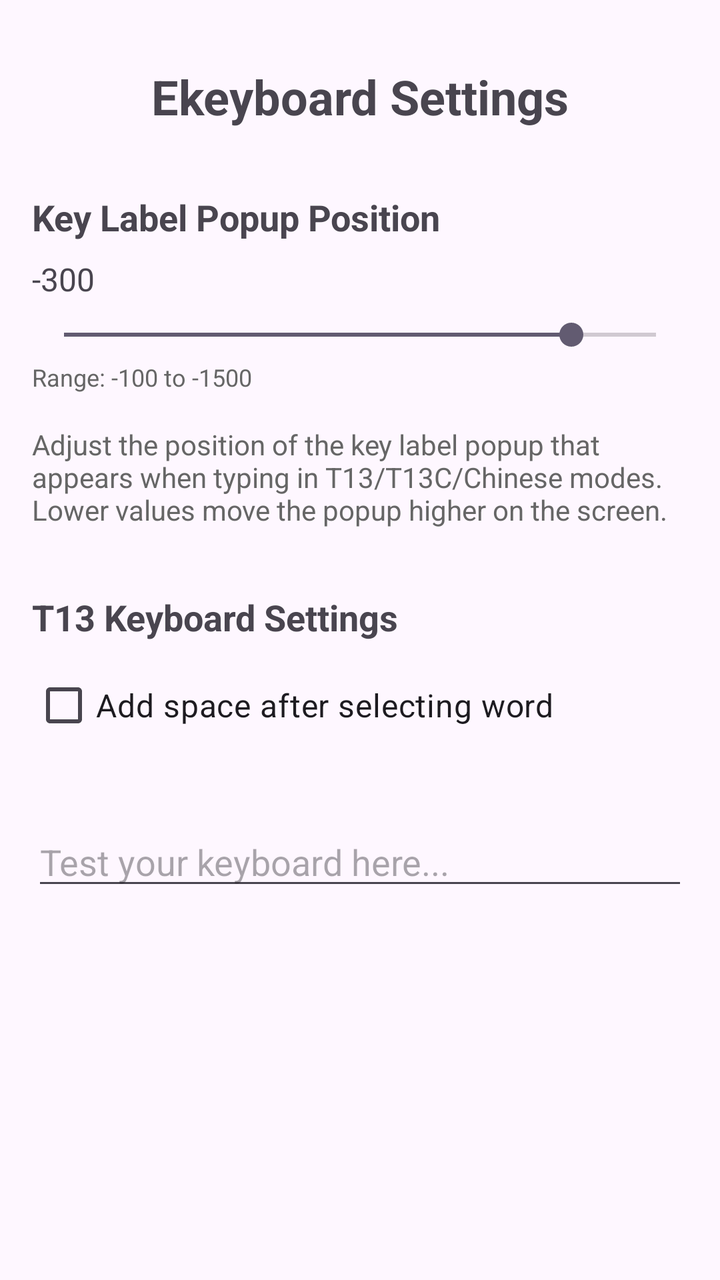
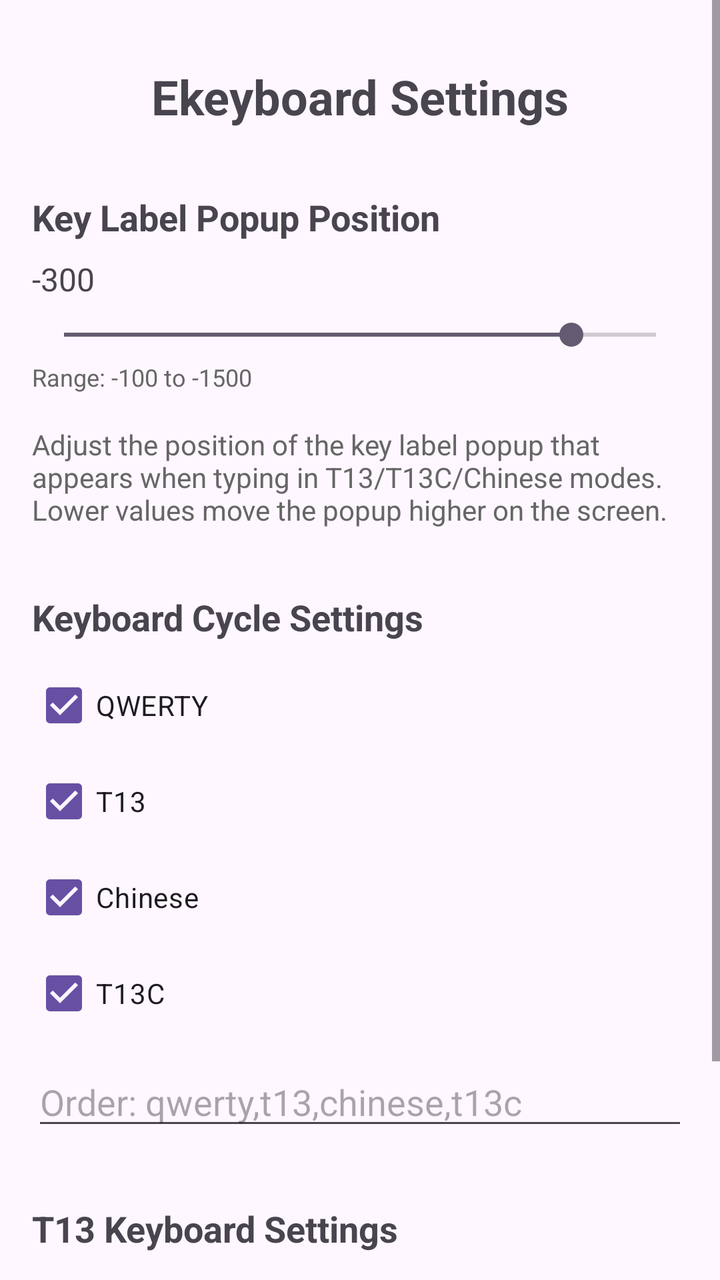

Two renders of the same Android screen: before a commit and after it. Below are the layout's source before the change and the commit's diff.
<!-- AndroidManifest.xml: application theme Theme.Ekeyboard -->
<!-- res/layout/fragment_home.xml -->
<?xml version="1.0" encoding="utf-8"?>
<ScrollView xmlns:android="http://schemas.android.com/apk/res/android"
    xmlns:app="http://schemas.android.com/apk/res-auto"
    android:id="@+id/scrollView"
    android:layout_width="match_parent"
    android:layout_height="match_parent"
    android:fillViewport="true"
    android:windowSoftInputMode="adjustResize"
    >

    <androidx.constraintlayout.widget.ConstraintLayout
        android:layout_width="match_parent"
        android:layout_height="wrap_content"
        android:padding="16dp">

        <TextView
            android:id="@+id/titleTextView"
            android:layout_width="wrap_content"
            android:layout_height="wrap_content"
            android:text="Ekeyboard Settings"
            android:textSize="24sp"
            android:textStyle="bold"
            app:layout_constraintTop_toTopOf="parent"
            app:layout_constraintStart_toStartOf="parent"
            app:layout_constraintEnd_toEndOf="parent"
            android:layout_marginTop="16dp" />

        <TextView
            android:id="@+id/popupPositionLabel"
            android:layout_width="wrap_content"
            android:layout_height="wrap_content"
            android:text="Key Label Popup Position"
            android:textSize="18sp"
            android:textStyle="bold"
            app:layout_constraintTop_toBottomOf="@id/titleTextView"
            app:layout_constraintStart_toStartOf="parent"
            android:layout_marginTop="32dp" />

        <TextView
            android:id="@+id/popupPositionValue"
            android:layout_width="wrap_content"
            android:layout_height="wrap_content"
            android:text="-300"
            android:textSize="16sp"
            app:layout_constraintTop_toBottomOf="@id/popupPositionLabel"
            app:layout_constraintStart_toStartOf="parent"
            android:layout_marginTop="8dp" />

        <SeekBar
            android:id="@+id/popupPositionSeekBar"
            android:layout_width="0dp"
            android:layout_height="wrap_content"
            android:max="1400"
            android:progress="1200"
            app:layout_constraintTop_toBottomOf="@id/popupPositionValue"
            app:layout_constraintStart_toStartOf="parent"
            app:layout_constraintEnd_toEndOf="parent"
            android:layout_marginTop="8dp" />

        <TextView
            android:id="@+id/rangeTextView"
            android:layout_width="wrap_content"
            android:layout_height="wrap_content"
            android:text="Range: -100 to -1500"
            android:textSize="12sp"
            android:textColor="#666666"
            app:layout_constraintTop_toBottomOf="@id/popupPositionSeekBar"
            app:layout_constraintStart_toStartOf="parent"
            android:layout_marginTop="4dp" />

        <TextView
            android:id="@+id/instructionTextView"
            android:layout_width="0dp"
            android:layout_height="wrap_content"
            android:text="Adjust the position of the key label popup that appears when typing in T13/T13C/Chinese modes. Lower values move the popup higher on the screen."
            android:textSize="14sp"
            android:textColor="#666666"
            app:layout_constraintTop_toBottomOf="@id/rangeTextView"
            app:layout_constraintStart_toStartOf="parent"
            app:layout_constraintEnd_toEndOf="parent"
            android:layout_marginTop="16dp" />

        <TextView
            android:id="@+id/t13SettingsLabel"
            android:layout_width="wrap_content"
            android:layout_height="wrap_content"
            android:text="T13 Keyboard Settings"
            android:textSize="18sp"
            android:textStyle="bold"
            app:layout_constraintTop_toBottomOf="@id/instructionTextView"
            app:layout_constraintStart_toStartOf="parent"
            android:layout_marginTop="32dp" />

        <CheckBox
            android:id="@+id/t13AutoSpaceCheckBox"
            android:layout_width="wrap_content"
            android:layout_height="wrap_content"
            android:text="Add space after selecting word"
            android:textSize="16sp"
            android:checked="false"
            app:layout_constraintTop_toBottomOf="@id/t13SettingsLabel"
            app:layout_constraintStart_toStartOf="parent"
            android:layout_marginTop="8dp" />

        <EditText
            android:id="@+id/editText"
            android:layout_width="0dp"
            android:layout_height="wrap_content"
            android:hint="Test your keyboard here..."
            app:layout_constraintTop_toBottomOf="@id/t13AutoSpaceCheckBox"
            app:layout_constraintStart_toStartOf="parent"
            app:layout_constraintEnd_toEndOf="parent"
            android:layout_marginTop="32dp"
            android:layout_marginBottom="16dp"
            android:inputType="text" />

    </androidx.constraintlayout.widget.ConstraintLayout>


</ScrollView>
<!-- resources referenced by this layout -->
<resources>
  <style name="Theme.Ekeyboard" parent="Base.Theme.Ekeyboard" />
  <style name="Base.Theme.Ekeyboard" parent="Theme.Material3.DayNight.NoActionBar">
          
          
      </style>
</resources>

<!-- the commit's change to res/layout/fragment_home.xml (unified diff, before → after) -->
@@ -81,13 +81,72 @@
             android:layout_marginTop="16dp" />
 
         <TextView
+            android:id="@+id/keyboardCycleSettingsLabel"
+            android:layout_width="wrap_content"
+            android:layout_height="wrap_content"
+            android:text="Keyboard Cycle Settings"
+            android:textSize="18sp"
+            android:textStyle="bold"
+            app:layout_constraintTop_toBottomOf="@id/instructionTextView"
+            app:layout_constraintStart_toStartOf="parent"
+            android:layout_marginTop="32dp" />
+
+        <CheckBox
+            android:id="@+id/qwertyCycleCheckBox"
+            android:layout_width="wrap_content"
+            android:layout_height="wrap_content"
+            android:text="QWERTY"
+            android:checked="true"
+            app:layout_constraintTop_toBottomOf="@id/keyboardCycleSettingsLabel"
+            app:layout_constraintStart_toStartOf="parent"
+            android:layout_marginTop="8dp" />
+
+        <CheckBox
+            android:id="@+id/t13CycleCheckBox"
+            android:layout_width="wrap_content"
+            android:layout_height="wrap_content"
+            android:text="T13"
+            android:checked="true"
+            app:layout_constraintTop_toBottomOf="@id/qwertyCycleCheckBox"
+            app:layout_constraintStart_toStartOf="parent" />
+
+        <CheckBox
+            android:id="@+id/chineseCycleCheckBox"
+            android:layout_width="wrap_content"
+            android:layout_height="wrap_content"
+            android:text="Chinese"
+            android:checked="true"
+            app:layout_constraintTop_toBottomOf="@id/t13CycleCheckBox"
+            app:layout_constraintStart_toStartOf="parent" />
+
+        <CheckBox
+            android:id="@+id/t13cCycleCheckBox"
+            android:layout_width="wrap_content"
+            android:layout_height="wrap_content"
+            android:text="T13C"
+            android:checked="true"
+            app:layout_constraintTop_toBottomOf="@id/chineseCycleCheckBox"
+            app:layout_constraintStart_toStartOf="parent" />
+
+        <EditText
+            android:id="@+id/keyboardCycleOrderEditText"
+            android:layout_width="0dp"
+            android:layout_height="wrap_content"
+            android:hint="Order: qwerty,t13,chinese,t13c"
+            android:inputType="text"
+            app:layout_constraintTop_toBottomOf="@id/t13cCycleCheckBox"
+            app:layout_constraintStart_toStartOf="parent"
+            app:layout_constraintEnd_toEndOf="parent"
+            android:layout_marginTop="8dp" />
+
+        <TextView
             android:id="@+id/t13SettingsLabel"
             android:layout_width="wrap_content"
             android:layout_height="wrap_content"
             android:text="T13 Keyboard Settings"
             android:textSize="18sp"
             android:textStyle="bold"
-            app:layout_constraintTop_toBottomOf="@id/instructionTextView"
+            app:layout_constraintTop_toBottomOf="@id/keyboardCycleOrderEditText"
             app:layout_constraintStart_toStartOf="parent"
             android:layout_marginTop="32dp" />
 
